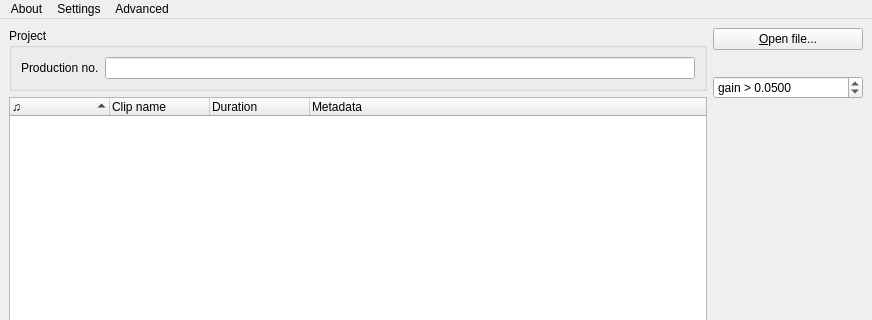
havardgulldahl/pling-plong-odometer, file src/gui/pling-plong-odometer.ui: the form before one commit; both pictures show x 0 to 872 and y 0 to 320 of the 872 by 679 pixel window.
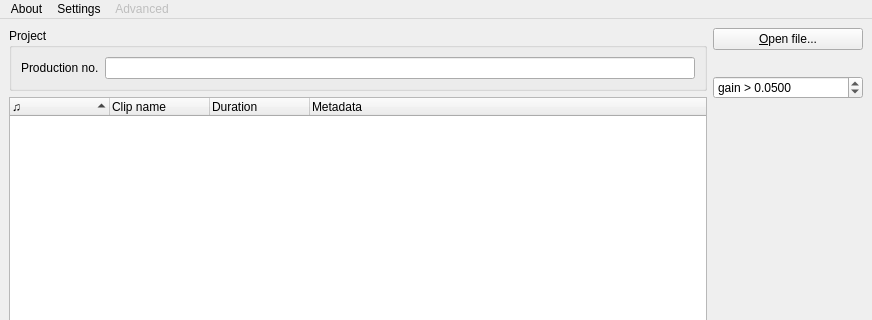
The form after the commit. Icons and pictures are not drawn.

Commit message: adding advanced, disabled menu items

Diff of the .ui file:
```diff
--- a/src/gui/pling-plong-odometer.ui
+++ b/src/gui/pling-plong-odometer.ui
@@ -528,6 +528,9 @@
     <addaction name="actionCheckForUpdates"/>
    </widget>
    <widget class="QMenu" name="menuAdvanced">
+    <property name="enabled">
+     <bool>false</bool>
+    </property>
     <property name="title">
      <string>Advanced</string>
     </property>
```
Left out of the diff: 3 changed lines with no effect on the pictures. The commit also changes 1 other file.
